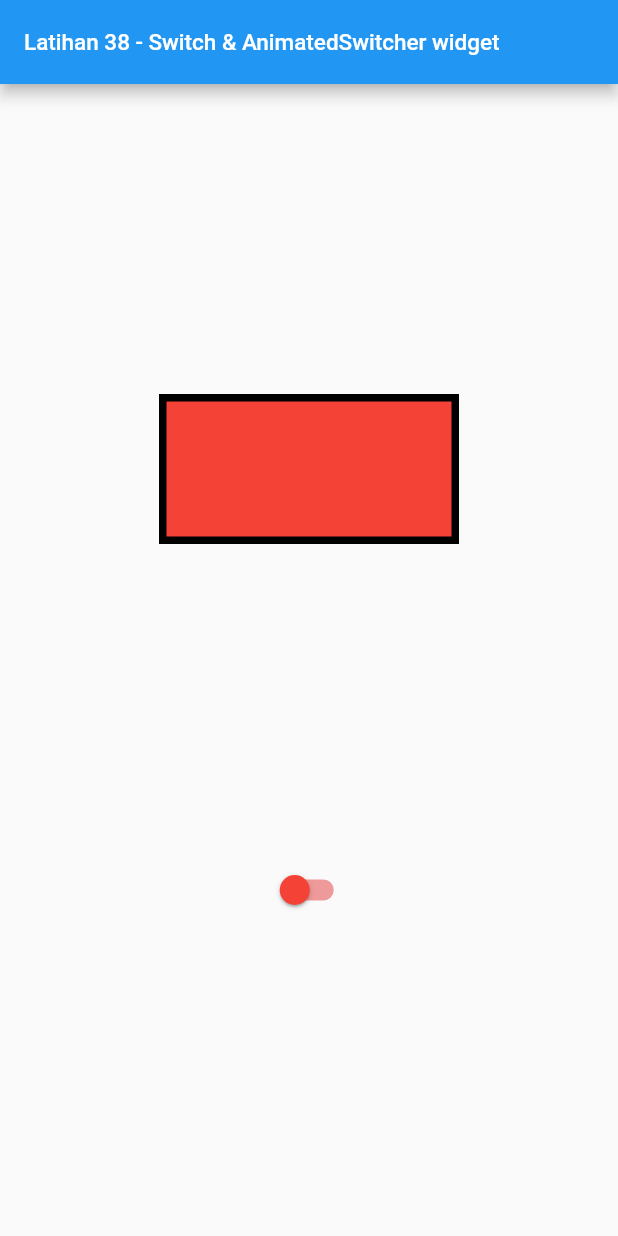
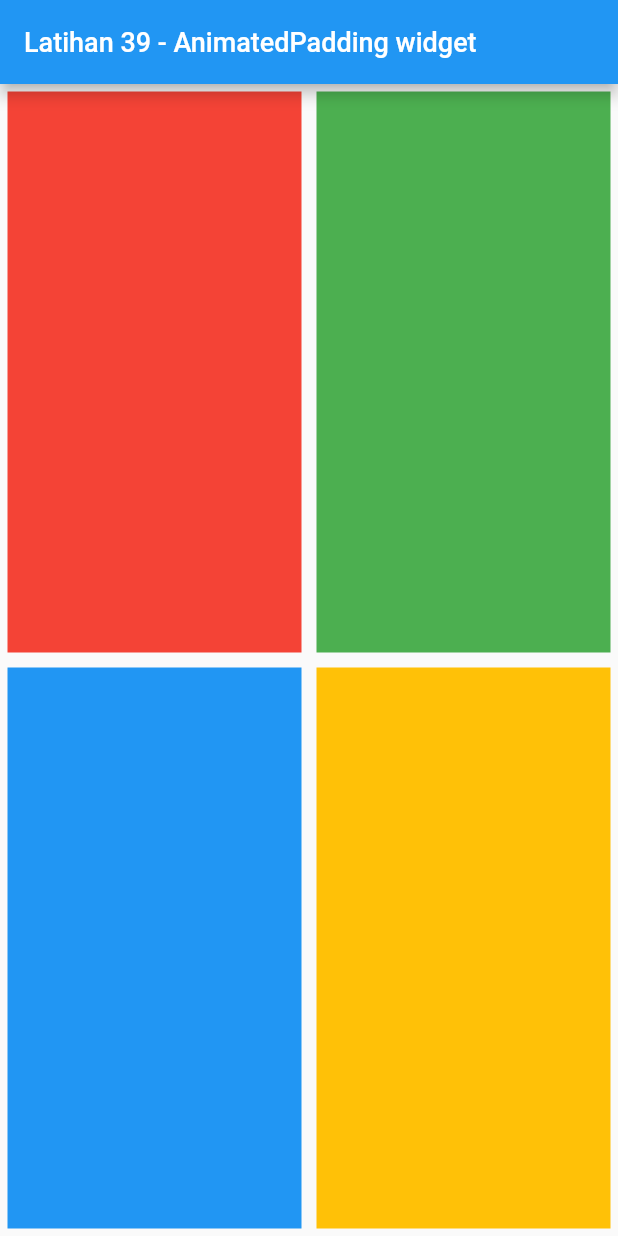
Before and after one commit to dodichakill/latihan_flutter_ku, a Flutter app: the screen it shows after launch, on a phone screen of 412 x 824 dp. Run offline on Flutter 3.47's test engine with Material 2 defaults, Android fonts, the phone set to English and light mode, and no system bars.

Commit message:
Latihan 39 - AnimatedPadding widget

```diff
--- a/lib/main.dart
+++ b/lib/main.dart
@@ -1,4 +1,4 @@
-// Latihan 38 - Switch & AnimatedSwitcher widget
+// Latihan 39 - AnimatedPadding widget
 
 import 'package:flutter/material.dart';
 
@@ -10,130 +10,107 @@ class MyApp extends StatefulWidget {
 }
 
 class _MyAppState extends State<MyApp> {
-  bool isON = false;
-  Widget myWidget = Container(
-      width: 200,
-      height: 100,
-      decoration: BoxDecoration(
-          border: Border.all(color: Colors.black, width: 5),
-          color: Colors.red));
+  double myPadding = 5;
   @override
   Widget build(BuildContext context) {
     return MaterialApp(
         home: Scaffold(
       appBar: AppBar(
-          title: Text('Latihan 38 - Switch & AnimatedSwitcher widget',
+        title: Text('Latihan 39 - AnimatedPadding widget',
             style: TextStyle(
-                fontSize: 15,
+              fontSize: 18,
             )),
       ),
-        body: Center(
-            child: Column(
-          mainAxisAlignment: MainAxisAlignment.spaceEvenly,
+      body: Column(mainAxisAlignment: MainAxisAlignment.spaceEvenly, children: [
+        Flexible(
+            flex: 1,
+            child: Row(
               children: [
-            AnimatedSwitcher(
+                Flexible(
+                    flex: 1,
+                    child: AnimatedPadding(
+                      //untuk memberikan animasi padding pada childnya
                       duration: Duration(seconds: 1),
-              child: myWidget,
-              // transitionBuilder: (child, animation) => ScaleTransition(
-              //   scale: animation,
-              //   child: child,
-              // ),
-              transitionBuilder: (child, animation) => RotationTransition(
-                turns: animation,
-                child: child,
+                      padding: EdgeInsets.all(myPadding),
+                      child: GestureDetector(
+                        //untuk membuat suatu event ketika diklik
+                        onTap: () {
+                          setState(() {
+                            myPadding = 10;
+                          });
+                        },
+                        child: Container(
+                          color: Colors.red,
                         ),
                       ),
-            Switch(
-                activeColor: Colors.green, //memberikan warna ketika aktif/on
-                inactiveTrackColor: Colors
-                    .red[200], //memberikan warna pada track ketika keadaan off
-                inactiveThumbColor: Colors
-                    .red, //memberikan warna pada thumb/tombol ketika keadaan off
-                value: isON,
-                // berikut contoh perubahan animasi dari container ke text
-                // onChanged: (newValue) {
-                //   isON = newValue;
-                //   setState(() {
-                //     if (isON) {
-                //       myWidget = SizedBox(
-                //         height: 100,
-                //         width: 200,
-                //         child: Center(
-                //           child: Text(
-                //             'switch: ON',
-                //             style: TextStyle(
-                //               color: Colors.green,
-                //               fontWeight: FontWeight.w700,
-                //               fontSize: 20,
-                //             ),
-                //             textAlign: TextAlign.center,
-                //           ),
-                //         ),
-                //       );
-                //     } else {
-                //       myWidget = Container(
-                //           width: 200,
-                //           height: 100,
-                //           decoration: BoxDecoration(
-                //               border: Border.all(color: Colors.black, width: 5),
-                //               color: Colors.red));
-                //     }
-
-                // dibawah ini merupakan contoh perubahan dari container ke container dan tanpa key
-                // onChanged: (newValue) {
-                //   isON = newValue;
-                //   setState(() {
-                //     if (isON) {
-                //       myWidget = Container(
-                //           width: 200,
-                //           height: 100,
-                //           decoration: BoxDecoration(
-                //               border: Border.all(
-                //                   color: Colors.green[200], width: 5),
-                //               color: Colors.green));
-                //     } else {
-                //       myWidget = Container(
-                //           width: 200,
-                //           height: 100,
-                //           decoration: BoxDecoration(
-                //               border:
-                //                   Border.all(color: Colors.red[200], width: 5),
-                //               color: Colors.red));
-                //     }
-                //   });
-                // dibawah ini merupakan contoh perubahan dari container ke container dan menggunakan key
-                onChanged: (newValue) {
-                  isON = newValue;
+                    )),
+                Flexible(
+                    flex: 1,
+                    child: AnimatedPadding(
+                      //untuk memberikan animasi padding pada childnya
+                      duration: Duration(seconds: 1),
+                      padding: EdgeInsets.all(myPadding),
+                      child: GestureDetector(
+                        //untuk membuat suatu event ketika diklik
+                        onTap: () {
                           setState(() {
-                    if (isON) {
-                      myWidget = Container(
-                          key: ValueKey(1),
-                          width: 200,
-                          height: 100,
-                          decoration: BoxDecoration(
-                              border: Border.all(
-                                  color: Colors.green[200], width: 5),
-                              color: Colors.green));
-                    } else {
-                      myWidget = Container(
-                          key: ValueKey(2),
-                          width: 200,
-                          height: 100,
-                          decoration: BoxDecoration(
-                              border:
-                                  Border.all(color: Colors.red[200], width: 5),
-                              color: Colors.red));
-                    }
+                            myPadding = 5;
                           });
-                })
+                        },
+                        child: Container(
+                          color: Colors.green,
+                        ),
+                      ),
+                    ))
               ],
             )),
+        Flexible(
+            flex: 1,
+            child: Row(
+              children: [
+                Flexible(
+                    flex: 1,
+                    child: AnimatedPadding(
+                      //untuk memberikan animasi padding pada childnya
+                      duration: Duration(seconds: 1),
+                      padding: EdgeInsets.all(myPadding),
+                      child: GestureDetector(
+                        //untuk membuat suatu event ketika diklik
+                        onTap: () {
+                          setState(() {
+                            myPadding = 15;
+                          });
+                        },
+                        child: Container(
+                          color: Colors.blue,
                         ),
-    );
+                      ),
+                    )),
+                Flexible(
+                    flex: 1,
+                    child: AnimatedPadding(
+                      //untuk memberikan animasi padding pada childnya
+                      duration: Duration(seconds: 1),
+                      padding: EdgeInsets.all(myPadding),
+                      child: GestureDetector(
+                        //untuk membuat suatu event ketika diklik
+                        onTap: () {
+                          setState(() {
+                            myPadding = 20;
+                          });
+                        },
+                        child: Container(
+                          color: Colors.amber,
+                        ),
+                      ),
+                    )),
+              ],
+            )),
+      ]),
+    ));
   }
 }
 // penjelasan singkat
 // ----------------
-// widget Switch berfungsi untuk memberikan tombol switch(on/off toggle)
-// widget AnimatedSwitcher berfungsi untuk memberikan animasi kepada widget Switch
+// widget AnimatedSwitcher berfungsi untuk memberikan animasi padding pada suatu widget seperti container
 // diatas merupakan contoh penggunaanya
```
Lines whose indentation alone changed are shown as unchanged.
